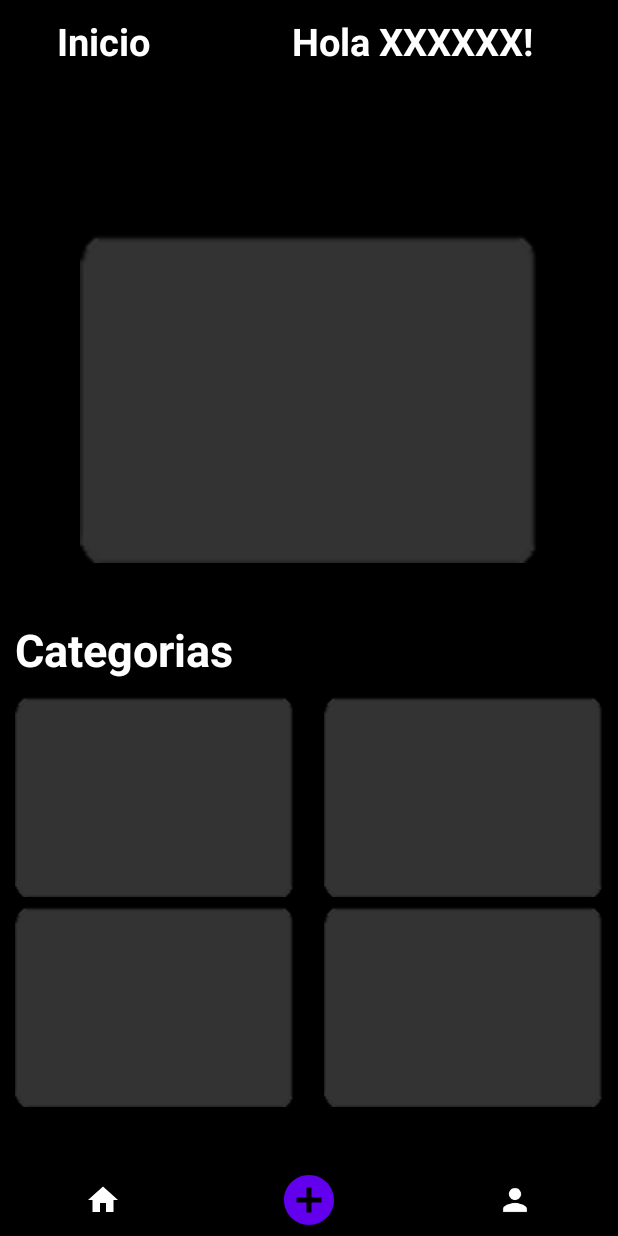
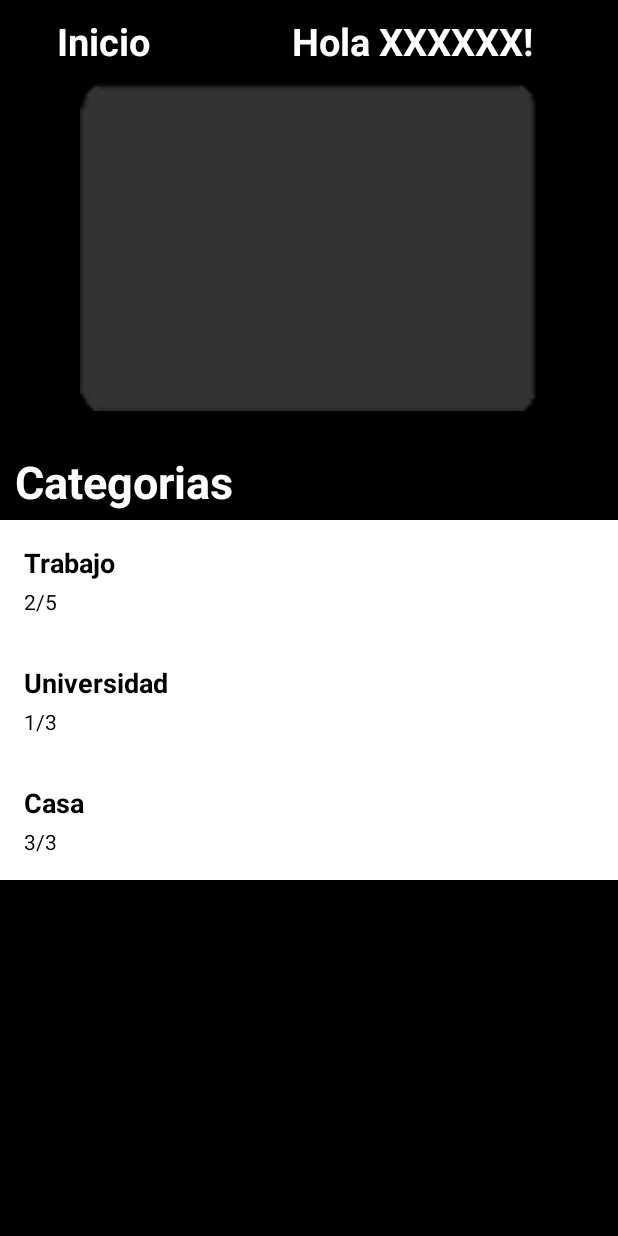
Before and after one commit to rafamolino/GestiondeTareas, an Android app: the screen it shows after launch (InicioActivity), after a tap on "INICIAR SESIÓN", on a phone screen of 412 x 824 dp. Run offline under Robolectric (Android 15) with nearby library versions, the phone set to English and light mode, and no system bars; Roboto replaces fonts that are not available here.

Commit message:
RecyclerView para mostrar lista de categorías

```diff
--- a/app/src/main/java/com/example/gestiondetareas/InicioActivity.java
+++ b/app/src/main/java/com/example/gestiondetareas/InicioActivity.java
@@ -1,17 +1,47 @@
 package com.example.gestiondetareas;
 
 import androidx.appcompat.app.AppCompatActivity;
+import androidx.recyclerview.widget.LinearLayoutManager;
+import androidx.recyclerview.widget.RecyclerView;
 
 import android.os.Bundle;
 import android.view.Window;
 
+import com.example.gestiondetareas.db.Categoria;
+import com.example.gestiondetareas.db.CategoriaAdapter;
+import com.example.gestiondetareas.db.DatabaseHelper;
+
+import java.util.List;
+
 public class InicioActivity extends AppCompatActivity {
-
+    private RecyclerView recyclerView;
+    private CategoriaAdapter categoriaAdapter;
+    private List<Categoria> listaCategorias;
+    private DatabaseHelper db;
     @Override
     protected void onCreate(Bundle savedInstanceState) {
         super.onCreate(savedInstanceState);
         setContentView(R.layout.inicio_main);
 
+        // Obtén una instancia de tu base de datos SQLite
+        db = new DatabaseHelper(this);
+
+        // Obtén la lista de categorías de la base de datos
+        listaCategorias = db.obtenerCategorias();
+
+        // Configura el RecyclerView
+        recyclerView = findViewById(R.id.recyclerView);
+        recyclerView.setLayoutManager(new LinearLayoutManager(this));
+        categoriaAdapter = new CategoriaAdapter(listaCategorias);
+        recyclerView.setAdapter(categoriaAdapter);
+
+
 
     }
+    @Override
+    protected void onDestroy() {
+        super.onDestroy();
+        // Cierra la conexión con la base de datos al cerrar la actividad
+        db.close();
+    }
 }
--- a/app/src/main/java/com/example/gestiondetareas/MainActivity.java
+++ b/app/src/main/java/com/example/gestiondetareas/MainActivity.java
@@ -2,7 +2,9 @@ package com.example.gestiondetareas;
 
 import androidx.appcompat.app.AppCompatActivity;
 
+import android.content.Context;
 import android.content.Intent;
+import android.content.SharedPreferences;
 import android.database.sqlite.SQLiteDatabase;
 import android.os.Bundle;
 import android.view.View;
@@ -10,27 +12,56 @@ import android.view.Window;
 import android.widget.Button;
 import android.widget.Toast;
 
+import com.example.gestiondetareas.db.Categoria;
 import com.example.gestiondetareas.db.DatabaseHelper;
 
 public class MainActivity extends AppCompatActivity {
     private DatabaseHelper dbHelper; // Declarar una variable para el objeto DatabaseHelper
+    private static final String PREFS_NAME = "MyPrefs"; // Nombre de las preferencias compartidas
+    private static final String DB_CREATED_KEY = "db_created"; // Clave para la bandera de creación de la base de datos
 
     @Override
     protected void onCreate(Bundle savedInstanceState) {
         super.onCreate(savedInstanceState);
         setContentView(R.layout.activity_main);
 
-        // Crear una nueva instancia de DatabaseHelper
-        dbHelper = new DatabaseHelper(MainActivity.this);
-        //Ya podemos insertar modificar o eliminar datos
-        SQLiteDatabase db = dbHelper.getWritableDatabase();
-        if(db!=null){
+
+        // Obtener las preferencias compartidas
+        SharedPreferences prefs = getSharedPreferences(PREFS_NAME, Context.MODE_PRIVATE);
+        boolean isDbCreated = prefs.getBoolean(DB_CREATED_KEY, false); // Obtener el valor de la bandera de creación de la base de datos
+
+
+        if(!isDbCreated) {
+            // Si la base de datos no se ha creado todavía, crear una nueva instancia de DatabaseHelper
+            dbHelper = new DatabaseHelper(this);
+            SQLiteDatabase db = dbHelper.getWritableDatabase();
+            // Realizar las operaciones de creación inicial de la base de datos aquí
+            // ...
+
+            // Insertar datos en la tabla de categorias
+            Categoria categoria1 = new Categoria("Trabajo", "2/5", 40);
+            Categoria categoria2 = new Categoria("Universidad", "1/3", 33);
+            Categoria categoria3 = new Categoria("Casa", "3/3", 100);
+
+            dbHelper.insertarCategoria(categoria1);
+            dbHelper.insertarCategoria(categoria2);
+            dbHelper.insertarCategoria(categoria3);
+
+
             Toast.makeText(MainActivity.this, "BASE DE DATOS CREADA", Toast.LENGTH_LONG).show();
-        }
-        else{
-            Toast.makeText(MainActivity.this, "ERROR AL CREAL LA BASE DE DATOS", Toast.LENGTH_LONG).show();
+
+            // Actualizar la bandera de creación de la base de datos en las preferencias compartidas
+            SharedPreferences.Editor editor = prefs.edit();
+            editor.putBoolean(DB_CREATED_KEY, true);
+            editor.apply();
+        } else {
+            // Si la base de datos ya se ha creado, simplemente crear una instancia de DatabaseHelper sin realizar ninguna operación
+            dbHelper = new DatabaseHelper(this);
+            Toast.makeText(MainActivity.this, "LA BASE DE DATOS YA ESTABA CREADA", Toast.LENGTH_LONG).show();
 
         }
+
+
 
         Button btnInicio = (Button) findViewById(R.id.btnLogin);
         btnInicio.setOnClickListener(new View.OnClickListener() {
--- /dev/null
+++ b/app/src/main/java/com/example/gestiondetareas/db/Categoria.java
@@ -0,0 +1,41 @@
+package com.example.gestiondetareas.db;
+
+public class Categoria {
+    private String nombre;
+    private String contador;
+
+    private int porcentaje;
+
+    // Constructor
+    public Categoria(String nombre, String contador, int porcentaje) {
+
+        this.nombre = nombre;
+        this.contador = contador;
+        this.porcentaje = porcentaje;
+    }
+
+    // Getters y Setters
+
+    public String getNombre() {
+        return nombre;
+    }
+
+    public void setNombre(String nombre) {
+        this.nombre = nombre;
+    }
+
+    public String getContador() {
+        return contador;
+    }
+
+    public void setContador(String contador) {
+        this.contador = contador;
+    }
+    public int getPorcentaje() {
+        return porcentaje;
+    }
+
+    public void setPorcentaje(int porcentaje) {
+        this.porcentaje = porcentaje;
+    }
+}
--- /dev/null
+++ b/app/src/main/java/com/example/gestiondetareas/db/CategoriaAdapter.java
@@ -0,0 +1,51 @@
+package com.example.gestiondetareas.db;
+
+import android.view.LayoutInflater;
+import android.view.View;
+import android.view.ViewGroup;
+import android.widget.TextView;
+
+import androidx.annotation.NonNull;
+import androidx.recyclerview.widget.RecyclerView;
+
+import com.example.gestiondetareas.R;
+
+import java.util.List;
+
+public class CategoriaAdapter extends RecyclerView.Adapter<CategoriaAdapter.CategoriaViewHolder> {
+    private List<Categoria> listaCategorias;
+
+    public CategoriaAdapter(List<Categoria> listaCategorias) {
+        this.listaCategorias = listaCategorias;
+    }
+
+    @NonNull
+    @Override
+    public CategoriaViewHolder onCreateViewHolder(@NonNull ViewGroup parent, int viewType) {
+        View view = LayoutInflater.from(parent.getContext()).inflate(R.layout.tarjeta_categoria, parent, false);
+        return new CategoriaViewHolder(view);
+    }
+
+    @Override
+    public void onBindViewHolder(@NonNull CategoriaViewHolder holder, int position) {
+        Categoria categoria = listaCategorias.get(position);
+        holder.tvNombre.setText(categoria.getNombre());
+        holder.tvDescripcion.setText(categoria.getContador());
+    }
+
+    @Override
+    public int getItemCount() {
+        return listaCategorias.size();
+    }
+
+    static class CategoriaViewHolder extends RecyclerView.ViewHolder {
+        TextView tvNombre;
+        TextView tvDescripcion;
+
+        CategoriaViewHolder(@NonNull View itemView) {
+            super(itemView);
+            tvNombre = itemView.findViewById(R.id.tvNombre);
+            tvDescripcion = itemView.findViewById(R.id.tvDescripcion);
+        }
+    }
+}
--- a/app/src/main/java/com/example/gestiondetareas/db/DatabaseHelper.java
+++ b/app/src/main/java/com/example/gestiondetareas/db/DatabaseHelper.java
@@ -1,8 +1,12 @@
 package com.example.gestiondetareas.db;
 
+import android.content.ContentValues;
 import android.content.Context;
+import android.database.Cursor;
 import android.database.sqlite.SQLiteDatabase;
 import android.database.sqlite.SQLiteOpenHelper;
+
+import java.util.ArrayList;
 
 public class DatabaseHelper extends SQLiteOpenHelper {
     private static final String DATABASE_NAME = "gestion_tareas.db";
@@ -30,4 +34,57 @@ public class DatabaseHelper extends SQLiteOpenHelper {
         db.execSQL("DROP TABLE " + TABLE_CATEGORIAS);
         onCreate(db);
     }
+
+    // Método para insertar una nueva categoría en la tabla de "categorias"
+    public void insertarCategoria(Categoria categoria) {
+        SQLiteDatabase db = this.getWritableDatabase();
+
+        ContentValues values = new ContentValues();
+        values.put("categoria", categoria.getNombre());
+        values.put("contador", categoria.getContador());
+        values.put("porcentaje", categoria.getPorcentaje());
+
+        db.insert(TABLE_CATEGORIAS, null, values);
+        db.close();
+    }
+
+    public ArrayList<Categoria> obtenerCategorias() {
+        ArrayList<Categoria> listaCategorias = new ArrayList<>();
+        SQLiteDatabase db = this.getReadableDatabase();
+
+        String[] columnas = {
+                "id",
+                "categoria",
+                "contador",
+                "porcentaje"
+        };
+
+        Cursor cursor = db.query(
+                TABLE_CATEGORIAS,
+                columnas,
+                null,
+                null,
+                null,
+                null,
+                null
+        );
+
+        // Recorre el cursor y obtiene los datos de cada fila
+        while (cursor.moveToNext()) {
+            int id = cursor.getInt(cursor.getColumnIndexOrThrow("id"));
+            String nombre = cursor.getString(cursor.getColumnIndexOrThrow("categoria"));
+            String descripcion = cursor.getString(cursor.getColumnIndexOrThrow("contador"));
+            int porcentaje = cursor.getInt(cursor.getColumnIndexOrThrow("porcentaje"));
+
+            // Crea una nueva instancia de Categoria y agrega a la lista
+            Categoria categoria = new Categoria(nombre, descripcion, porcentaje);
+            listaCategorias.add(categoria);
+        }
+
+        // Cierra el cursor y la conexión con la base de datos
+        cursor.close();
+        db.close();
+
+        return listaCategorias;
+    }
 }
--- a/app/src/main/res/layout/inicio_main.xml
+++ b/app/src/main/res/layout/inicio_main.xml
@@ -1,11 +1,12 @@
 <?xml version="1.0" encoding="utf-8"?>
 
-<RelativeLayout xmlns:android="http://schemas.android.com/apk/res/android"
+<LinearLayout xmlns:android="http://schemas.android.com/apk/res/android"
     xmlns:app="http://schemas.android.com/apk/res-auto"
     xmlns:tools="http://schemas.android.com/tools"
-    android:layout_width="wrap_content"
+    android:layout_width="match_parent"
     android:layout_height="match_parent"
     android:background="@drawable/background"
+    android:orientation="vertical"
     tools:context=".InicioActivity">
 
     <LinearLayout
@@ -41,46 +42,7 @@
 
     <LinearLayout
         android:layout_width="match_parent"
-        android:layout_height="wrap_content"
-        android:layout_alignParentBottom="true"
-
-        android:orientation="horizontal">
-
-        <ImageButton
-            android:id="@+id/button2"
-            android:layout_width="match_parent"
-            android:layout_height="48dp"
-            android:layout_weight="1"
-            android:backgroundTint="@color/black"
-            android:contentDescription="Home"
-            android:src="@drawable/baseline_home_24" />
-
-        <ImageButton
-            android:id="@+id/button3"
-            android:layout_width="match_parent"
-            android:layout_height="48dp"
-            android:layout_weight="1"
-            android:backgroundTint="@color/black"
-            android:contentDescription="Home"
-            android:src="@drawable/ic_circle_add"
-            app:tint="@color/purple_500" />
-
-        <ImageButton
-            android:id="@+id/button4"
-            android:layout_width="match_parent"
-            android:layout_height="48dp"
-            android:layout_weight="1"
-            android:backgroundTint="@color/black"
-            android:contentDescription="Home"
-            android:src="@drawable/ic_person"
-            app:tint="@color/colorWhite" />
-    </LinearLayout>
-
-    <LinearLayout
-        android:layout_width="match_parent"
         android:layout_height="256dp"
-        android:layout_alignParentBottom="true"
-        android:layout_marginBottom="422dp"
         android:orientation="horizontal">
 
         <ImageView
@@ -92,52 +54,9 @@
 
     </LinearLayout>
 
-    <TableLayout
-        android:layout_width="match_parent"
-        android:layout_height="366dp"
-        android:layout_alignParentBottom="true"
-        android:layout_marginBottom="0dp"
-        android:stretchColumns="*">
-
-        <TableRow
-            android:layout_width="match_parent"
-
-            android:layout_height="match_parent">
-
-            <ImageView
-                android:id="@+id/imageView12"
-                android:layout_width="wrap_content"
-                android:layout_height="wrap_content"
-                app:srcCompat="@drawable/ic_launcher" />
-
-            <ImageView
-                android:id="@+id/imageView13"
-                android:layout_width="wrap_content"
-                android:layout_height="wrap_content"
-                app:srcCompat="@drawable/ic_launcher" />
-        </TableRow>
-
-        <TableRow>
-
-            <ImageView
-                android:id="@+id/imageView14"
-                android:layout_width="wrap_content"
-                android:layout_height="wrap_content"
-                app:srcCompat="@drawable/ic_launcher" />
-
-            <ImageView
-                android:id="@+id/imageView15"
-                android:layout_width="wrap_content"
-                android:layout_height="wrap_content"
-                app:srcCompat="@drawable/ic_launcher" />
-        </TableRow>
-    </TableLayout>
-
     <LinearLayout
         android:layout_width="match_parent"
         android:layout_height="wrap_content"
-        android:layout_alignParentBottom="true"
-        android:layout_marginBottom="365dp"
         android:orientation="horizontal">
 
         <TextView
@@ -145,14 +64,20 @@
             android:layout_width="match_parent"
             android:layout_height="match_parent"
             android:layout_weight="1"
-            android:text="Categorias"
             android:paddingLeft="10dp"
             android:paddingBottom="5dp"
+            android:text="Categorias"
             android:textAlignment="textStart"
             android:textColor="@color/colorWhite"
             android:textSize="30sp"
             android:textStyle="bold" />
     </LinearLayout>
 
+    <androidx.recyclerview.widget.RecyclerView
+        android:id="@+id/recyclerView"
+        android:layout_width="match_parent"
+        android:layout_height="wrap_content"
+        android:paddingBottom="15dp"/>
 
-</RelativeLayout>
+
+</LinearLayout>
--- /dev/null
+++ b/app/src/main/res/layout/tarjeta_categoria.xml
@@ -0,0 +1,25 @@
+<?xml version="1.0" encoding="utf-8"?>
+<!-- tarjeta_categoria.xml -->
+<LinearLayout xmlns:android="http://schemas.android.com/apk/res/android"
+    android:layout_width="match_parent"
+    android:layout_height="wrap_content"
+    android:background="#FFFFFF"
+    android:orientation="vertical"
+    android:padding="16dp">
+
+    <TextView
+        android:id="@+id/tvNombre"
+        android:layout_width="match_parent"
+        android:layout_height="wrap_content"
+        android:textColor="#000000"
+        android:textSize="18sp"
+        android:textStyle="bold" />
+
+    <TextView
+        android:id="@+id/tvDescripcion"
+        android:layout_width="match_parent"
+        android:layout_height="wrap_content"
+        android:layout_marginTop="4dp"
+        android:textColor="#000000"
+        android:textSize="14sp" />
+</LinearLayout>
```
